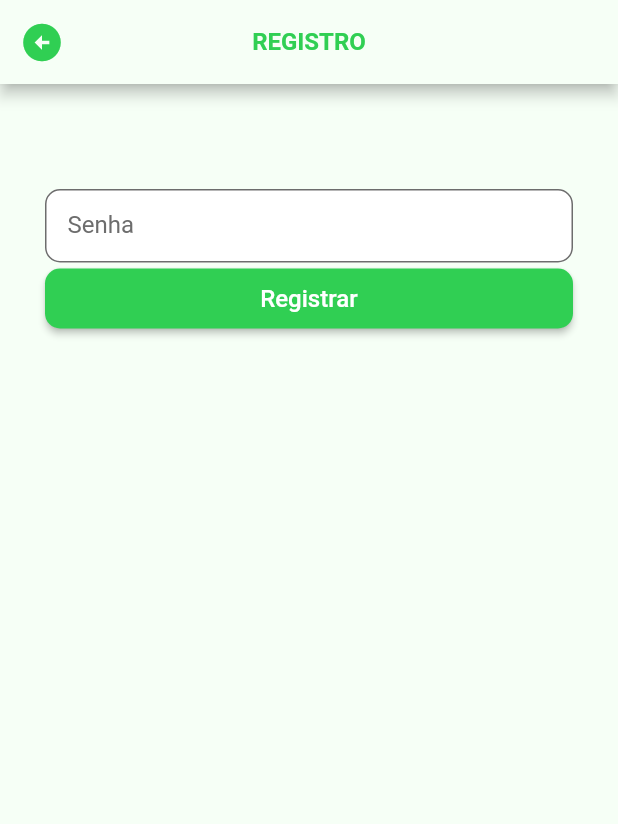
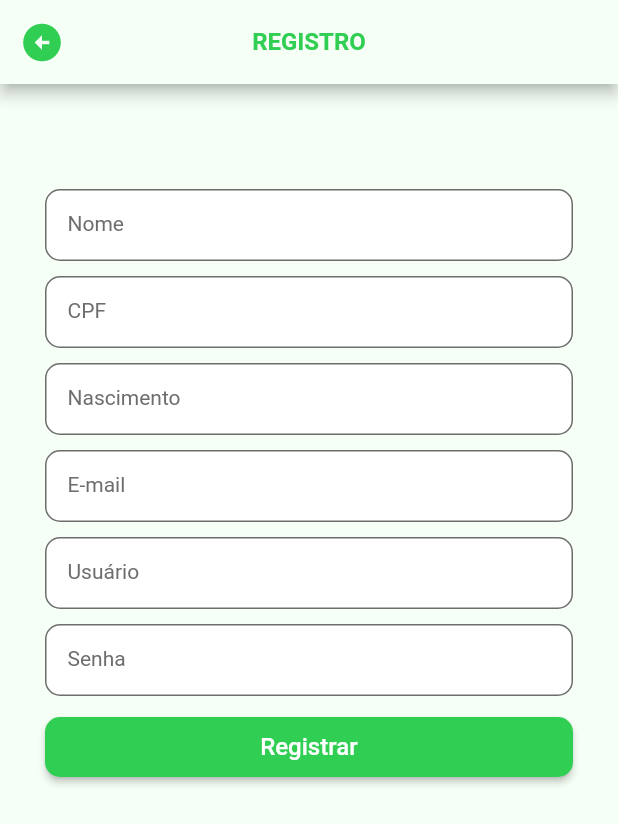
Before and after one commit to menezesho/petshop, a Flutter app: the screen it shows after launch, after a tap on "Acessar", on a phone screen of 412 x 824 dp. Shown: the top 824 px of the screen. Run offline on Flutter 3.47's test engine with Material 2 defaults, Android fonts, the phone set to English and light mode, and no system bars; Roboto replaces fonts that are missing (Poppins).

Commit message:
Alteração de front nas TextField

```diff
--- a/lib/src/pages/login_page.dart
+++ b/lib/src/pages/login_page.dart
@@ -42,41 +42,64 @@ class _LoginPageState extends State<LoginPage> {
                           height: 40,
                         ),
                         TextFormField(
-                          style: const TextStyle(
-                              color: Colors.white, fontSize: 14),
-                          decoration: const InputDecoration(
-                            contentPadding: EdgeInsets.all(15),
-                            label: Text(
-                              'Usuário',
-                              style: TextStyle(
-                                fontSize: 14,
-                              ),
+                          decoration: InputDecoration(
+                            fillColor: Colors.transparent,
+                            label: const Text('Usuário'),
+                            hintText: 'Usuário',
+                            labelStyle: const TextStyle(
+                              color: Colors.white,
+                              fontSize: 14,
+                              fontWeight: FontWeight.normal,
                             ),
-                            hintText: 'Usuário',
-                            floatingLabelBehavior: FloatingLabelBehavior.never,
-                            labelStyle: TextStyle(color: Colors.white),
-                            hintStyle: TextStyle(color: Colors.white),
+                            hintStyle: const TextStyle(
+                              color: Colors.white,
+                              fontSize: 14,
+                              fontWeight: FontWeight.normal,
+                            ),
                             border: OutlineInputBorder(
-                              borderRadius: BorderRadius.all(
-                                Radius.circular(10),
-                              ),
+                              borderRadius: BorderRadius.circular(10.0),
+                              borderSide: const BorderSide(
+                                  color: Colors.green, width: 2.0),
                             ),
                           ),
+                          style: const TextStyle(
+                            color: Colors.white,
+                            fontSize: 14,
+                            fontWeight: FontWeight.normal,
+                          ),
+                          cursorColor: Colors.white,
                         ),
                         const SizedBox(
                           height: 10,
                         ),
                         TextFormField(
                           obscureText: true,
-                          decoration: const InputDecoration(
+                          decoration: InputDecoration(
                             fillColor: Colors.transparent,
-                            label: Text('Senha'),
+                            label: const Text('Senha'),
                             hintText: 'Senha',
-                            contentPadding: EdgeInsets.all(15),
-                            floatingLabelBehavior: FloatingLabelBehavior.never,
-                            labelStyle: TextStyle(color: ColorsConstants.grey),
-                            hintStyle: TextStyle(color: ColorsConstants.grey),
+                            labelStyle: const TextStyle(
+                              color: Colors.white,
+                              fontSize: 14,
+                              fontWeight: FontWeight.normal,
+                            ),
+                            hintStyle: const TextStyle(
+                              color: Colors.white,
+                              fontSize: 14,
+                              fontWeight: FontWeight.normal,
+                            ),
+                            border: OutlineInputBorder(
+                              borderRadius: BorderRadius.circular(10.0),
+                              borderSide: const BorderSide(
+                                  color: Colors.green, width: 2.0),
+                            ),
                           ),
+                          style: const TextStyle(
+                            color: Colors.white,
+                            fontSize: 14,
+                            fontWeight: FontWeight.normal,
+                          ),
+                          cursorColor: Colors.white,
                         ),
                         const SizedBox(
                           height: 20,
--- a/lib/src/pages/register-page.dart
+++ b/lib/src/pages/register-page.dart
@@ -49,20 +49,69 @@ class _RegisterPageState extends State<RegisterPage> {
                         height: 40,
                       ),
                       TextFormField(
-                          obscureText: true,
-                          decoration: const InputDecoration(
-                            label: Text('Senha'),
-                            hintText: 'Senha',
-                            contentPadding: EdgeInsets.all(15),
-                            floatingLabelBehavior: FloatingLabelBehavior.never,
-                            labelStyle: TextStyle(color: ColorsConstants.grey),
-                            hintStyle: TextStyle(color: ColorsConstants.grey),
-                          ),
+                        decoration: const InputDecoration(
+                          label: Text('Nome'),
+                          hintText: 'Digite seu nome',
                         ),
-
-
-
-
+                        style: Theme.of(context).textTheme.labelMedium,
+                      ),
+                      const SizedBox(
+                        height: 10,
+                      ),
+                      TextFormField(
+                        keyboardType: TextInputType.number,
+                        decoration: const InputDecoration(
+                          label: Text('CPF'),
+                          hintText: 'Digite seu CPF',
+                        ),
+                        style: Theme.of(context).textTheme.labelMedium,
+                      ),
+                      const SizedBox(
+                        height: 10,
+                      ),
+                      TextFormField(
+                        keyboardType: TextInputType.datetime,
+                        decoration: const InputDecoration(
+                          label: Text('Nascimento'),
+                          hintText: 'Digite sua data de nascimento',
+                        ),
+                        style: Theme.of(context).textTheme.labelMedium,
+                      ),
+                      const SizedBox(
+                        height: 10,
+                      ),
+                      TextFormField(
+                        keyboardType: TextInputType.emailAddress,
+                        decoration: const InputDecoration(
+                          label: Text('E-mail'),
+                          hintText: 'Digite seu e-mail',
+                        ),
+                        style: Theme.of(context).textTheme.labelMedium,
+                      ),
+                      const SizedBox(
+                        height: 10,
+                      ),
+                      TextFormField(
+                        decoration: const InputDecoration(
+                          label: Text('Usuário'),
+                          hintText: 'Digite seu usuário',
+                        ),
+                        style: Theme.of(context).textTheme.labelMedium,
+                      ),
+                      const SizedBox(
+                        height: 10,
+                      ),
+                      TextFormField(
+                        obscureText: true,
+                        decoration: const InputDecoration(
+                          label: Text('Senha'),
+                          hintText: 'Digite sua senha',
+                        ),
+                        style: Theme.of(context).textTheme.labelMedium,
+                      ),
+                      const SizedBox(
+                        height: 10,
+                      ),
                       ElevatedButton(
                         style: ElevatedButton.styleFrom(
                           minimumSize: const Size.fromHeight(40),
--- a/lib/src/ui/theme.dart
+++ b/lib/src/ui/theme.dart
@@ -7,12 +7,31 @@ sealed class PetShopTheme {
       borderSide: BorderSide(color: ColorsConstants.grey));
 
   static ThemeData themeData = ThemeData(
-    colorScheme: ColorScheme.fromSeed(seedColor: Colors.white, primary: ColorsConstants.grey),
+    colorScheme: ColorScheme.fromSeed(
+      seedColor: Colors.white,
+      primary: ColorsConstants.grey,
+    ),
+    textTheme: const TextTheme(
+      labelMedium: TextStyle(
+        color: ColorsConstants.grey,
+        fontSize: 14,
+        fontWeight: FontWeight.normal,
+      ),
+    ),
     inputDecorationTheme: InputDecorationTheme(
+      floatingLabelBehavior: FloatingLabelBehavior.never,
+      contentPadding: const EdgeInsets.all(15),
       filled: true,
       fillColor: Colors.white,
       labelStyle: const TextStyle(
         color: ColorsConstants.grey,
+        fontSize: 14,
+        fontWeight: FontWeight.normal,
+      ),
+      hintStyle: const TextStyle(
+        color: ColorsConstants.grey,
+        fontSize: 14,
+        fontWeight: FontWeight.w300,
       ),
       border: _defaultInputBorder,
       enabledBorder: _defaultInputBorder,
```
Also changed, not shown: pubspec.lock.
